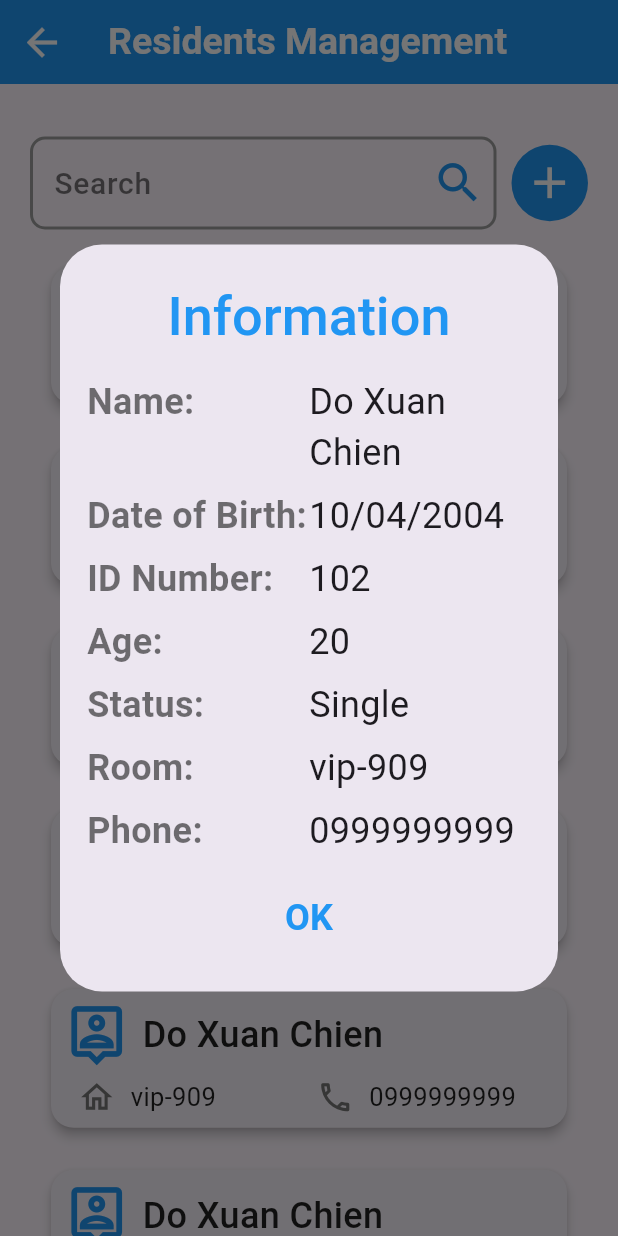
After one commit to nguyenhoangviethung/Apartment-Management, a Flutter app: the screen it shows after launch, after a tap on "Do Xuan Chien", on a phone screen of 412 x 824 dp. The commit adds this screen. Run offline on Flutter 3.47's test engine with Material 3 defaults, Android fonts, the phone set to English and light mode, and no system bars.

Commit message:
thêm dialog resident_info
là dialog hiển thị đầy đủ thông tin của mỗi resident

```diff
--- a/frontend/lib/view/home/admin_management/residents_management/common/resident_card.dart
+++ b/frontend/lib/view/home/admin_management/residents_management/common/resident_card.dart
@@ -1,15 +1,24 @@
 import 'package:flutter/material.dart';
+import 'package:frontend/view/home/admin_management/residents_management/common/resident_info.dart';
 
 class ResidentCard extends StatefulWidget {
   final String name;
+  final String dob;
+  final String idNumber;
+  final String age;
+  final String status;
   final String room;
-  final String phone;
+  final String phoneNumber;
 
   const ResidentCard({
     super.key,
     required this.name,
+    required this.dob,
+    required this.idNumber,
+    required this.age,
+    required this.status,
     required this.room,
-    required this.phone,
+    required this.phoneNumber,
   });
 
   @override
@@ -19,7 +28,17 @@ class ResidentCard extends StatefulWidget {
 class _ResidentCardState extends State<ResidentCard> {
   @override
   Widget build(BuildContext context) {
-    return Card(
+    return GestureDetector(
+      onTap: () {
+        showDialog(
+            context: context,
+            builder: (BuildContext context) {
+              return ResidentInfo(name: widget.name, dob: widget.dob, idNumber: widget.idNumber,
+                  age: widget.age, status: widget.status, room: widget.room, phoneNumber: widget.phoneNumber);
+            }
+        );
+      },
+      child: Card(
         elevation: 3,
         shape: RoundedRectangleBorder(
           borderRadius: BorderRadius.circular(15.0),
@@ -63,7 +82,7 @@ class _ResidentCardState extends State<ResidentCard> {
                           Icon(Icons.call_outlined, color: Colors.grey[600]!, size: 25,), // Biểu tượng 3
                           const SizedBox(width: 10),
                           Text(
-                          widget.phone,
+                            widget.phoneNumber,
                             style: const TextStyle(fontSize: 17, color: Colors.black87),
                           ),
                         ],
@@ -75,6 +94,7 @@ class _ResidentCardState extends State<ResidentCard> {
             ],
           ),
         ),
+      ),
     );
   }
 }
--- /dev/null
+++ b/frontend/lib/view/home/admin_management/residents_management/common/resident_info.dart
@@ -0,0 +1,88 @@
+import 'package:flutter/material.dart';
+
+class ResidentInfo extends StatefulWidget {
+  final String name;
+  final String dob;
+  final String idNumber;
+  final String age;
+  final String status;
+  final String room;
+  final String phoneNumber;
+
+  const ResidentInfo({
+    super.key,
+    required this.name,
+    required this.dob,
+    required this.idNumber,
+    required this.age,
+    required this.status,
+    required this.room,
+    required this.phoneNumber,
+  });
+
+  @override
+  State<ResidentInfo> createState() => _ResidentInfoState();
+}
+
+class _ResidentInfoState extends State<ResidentInfo> {
+  @override
+  Widget build(BuildContext context) {
+    return AlertDialog(
+      title: const Center(
+        child: Text(
+          'Information',
+          style: TextStyle(fontSize: 36, fontWeight: FontWeight.w500, color: Colors.blue),
+        ),
+      ),
+      contentPadding: const EdgeInsets.symmetric(horizontal: 18, vertical: 12),
+      content: SingleChildScrollView(
+        child: Column(
+          mainAxisSize: MainAxisSize.min,
+          crossAxisAlignment: CrossAxisAlignment.start,
+          children: [
+            _buildInfoRow('Name:', widget.name),
+            _buildInfoRow('Date of Birth:', widget.dob),
+            _buildInfoRow('ID Number:', widget.idNumber),
+            _buildInfoRow('Age:', widget.age),
+            _buildInfoRow('Status:', widget.status),
+            _buildInfoRow('Room:', widget.room),
+            _buildInfoRow('Phone:', widget.phoneNumber),
+          ],
+        ),
+      ),
+      actions: [
+        TextButton(
+          child: const Center(
+            child: Text("OK", style: TextStyle(fontSize: 24, fontWeight: FontWeight.bold, color: Colors.blue)),
+          ),
+          onPressed: () {
+            Navigator.of(context).pop();
+          },
+        ),
+      ],
+    );
+  }
+
+  Widget _buildInfoRow(String label, String value) {
+    return Padding(
+      padding: const EdgeInsets.symmetric(vertical: 4.0),
+      child: Row(
+        crossAxisAlignment: CrossAxisAlignment.start,
+        children: [
+          Expanded(
+            child: Text(
+              label,
+              style: const TextStyle(fontSize: 24, fontWeight: FontWeight.w600, color: Colors.black54),
+            ),
+          ),
+          Expanded(
+            child: Text(
+              value,
+              style: const TextStyle(fontSize: 24, fontWeight: FontWeight.w400),
+            ),
+          ),
+        ],
+      ),
+    );
+  }
+}
--- a/frontend/lib/view/home/admin_management/residents_management/residents_management.dart
+++ b/frontend/lib/view/home/admin_management/residents_management/residents_management.dart
@@ -124,7 +124,8 @@ class _ResidentsManagementState extends State<ResidentsManagement> {
                         ),
                         itemCount: 10, // Số lượng card
                         itemBuilder: (context, index) {
-                          return const ResidentCard(name: 'Do Xuan Chien', room: 'vip-909', phone: '0999999999',); // Thay thế bằng ResidentCard của bạn
+                          return const ResidentCard(name: 'Do Xuan Chien', room: 'vip-909', phoneNumber: '0999999999',
+                            dob: '10/04/2004', age: '20', status: 'Single', idNumber: '102',);
                         },
                         physics: const NeverScrollableScrollPhysics(), // Ngăn không cho GridView cuộn
                         shrinkWrap: true, // Giúp GridView tự động điều chỉnh kích thước
```
Also changed, not shown: frontend/lib/view/home/admin_management/residents_management/add_residents/add_residents.dart (added). Lines whose indentation alone changed are shown as unchanged.
